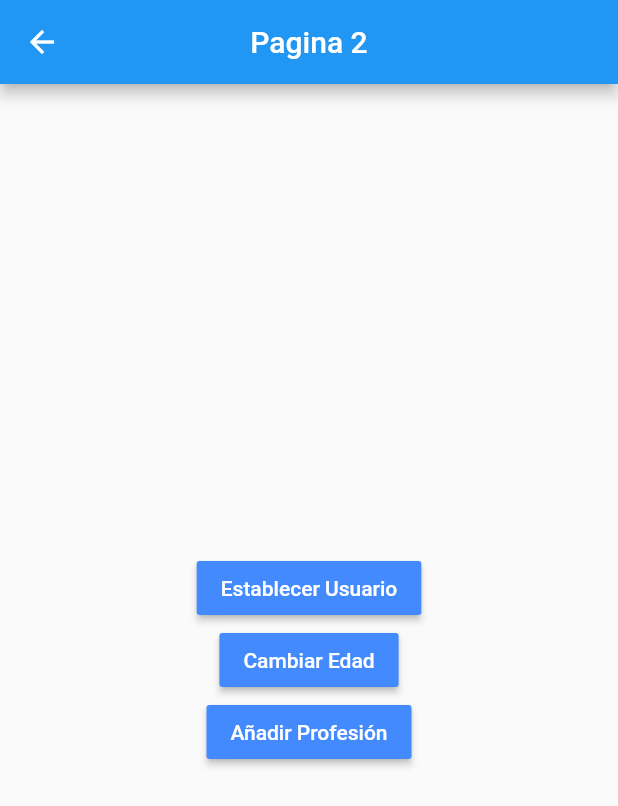
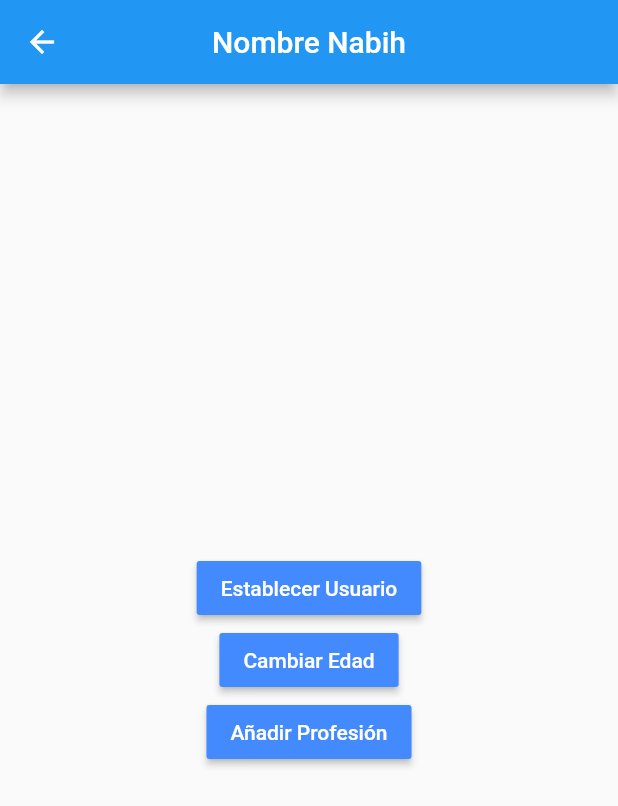
Before and after one commit to NabihUzcategui/Flutter-Estados, a Flutter app: the Pagina2Page screen opened by its route, after a tap on "Establecer Usuario", on a phone screen of 412 x 824 dp. Shown: the top 806 px of the screen. Run offline on Flutter 3.47's test engine with Material 2 defaults, Android fonts, the phone set to English and light mode, and no system bars; accounts and stored records are empty.

Commit message:
Fin Singleton

```diff
--- a/lib/models/usuario.dart
+++ b/lib/models/usuario.dart
@@ -2,12 +2,12 @@
 
 class Usuario {
   String nombre;
-  int edad;
-  List<String> profesiones;
+  int? edad;
+  List<String>? profesiones;
 
   Usuario({
     required this.nombre,
-    required this.edad,
-    required this.profesiones,
+    this.edad,
+    this.profesiones,
   });
 }
--- a/lib/pages/pagina1_page.dart
+++ b/lib/pages/pagina1_page.dart
@@ -1,6 +1,8 @@
 // ignore_for_file: prefer_const_constructors, prefer_const_literals_to_create_immutables
 
 import 'package:flutter/material.dart';
+import 'package:flutter_estados/models/usuario.dart';
+import 'package:flutter_estados/services/usuario_service.dart';
 
 class Pagina1Page extends StatelessWidget {
   const Pagina1Page({Key? key}) : super(key: key);
@@ -12,7 +14,16 @@ class Pagina1Page extends StatelessWidget {
         centerTitle: true,
         title: const Text('Pagina 1'),
       ),
-      body: const InformacionUsuario(),
+      body: StreamBuilder(
+        stream: usuarioService.usuarioStream,
+        builder: (BuildContext context, AsyncSnapshot<Usuario> snapshot) {
+          return snapshot.hasData
+              ? InformacionUsuario(snapshot.data)
+              : Center(
+                  child: Text('No hay información del usuario'),
+                );
+        },
+      ),
       floatingActionButton: FloatingActionButton(
         child: const Icon(Icons.android_rounded),
         onPressed: () => Navigator.pushNamed(context, 'pagina2'),
@@ -22,7 +33,9 @@ class Pagina1Page extends StatelessWidget {
 }
 
 class InformacionUsuario extends StatelessWidget {
-  const InformacionUsuario({super.key});
+  final Usuario? usuario;
+
+  const InformacionUsuario(this.usuario, {super.key});
 
   @override
   Widget build(BuildContext context) {
@@ -39,10 +52,10 @@ class InformacionUsuario extends StatelessWidget {
           ),
           Divider(),
           ListTile(
-            title: Text('Nombre: '),
+            title: Text('Nombre: ${usuario?.nombre}'),
           ),
           ListTile(
-            title: Text('Edad: '),
+            title: Text('Edad: ${usuario?.edad}'),
           ),
           Text(
             'Profesiones',
@@ -53,10 +66,10 @@ class InformacionUsuario extends StatelessWidget {
             title: Text('Profesión 1'),
           ),
           ListTile(
-            title: Text('Profesión 2'),
+            title: Text('Profesión 1'),
           ),
           ListTile(
-            title: Text('Profesión 3'),
+            title: Text('Profesión 1'),
           ),
         ],
       ),
--- a/lib/pages/pagina2_page.dart
+++ b/lib/pages/pagina2_page.dart
@@ -1,4 +1,6 @@
 import 'package:flutter/material.dart';
+import 'package:flutter_estados/models/usuario.dart';
+import 'package:flutter_estados/services/usuario_service.dart';
 
 class Pagina2Page extends StatelessWidget {
   const Pagina2Page({Key? key}) : super(key: key);
@@ -8,7 +10,14 @@ class Pagina2Page extends StatelessWidget {
     return Scaffold(
       appBar: AppBar(
         centerTitle: true,
-        title: const Text('Pagina 2'),
+        title: StreamBuilder(
+          stream: usuarioService.usuarioStream,
+          builder: (BuildContext context, AsyncSnapshot snapshot) {
+            return snapshot.hasData
+                ? Text('Nombre ${snapshot.data.nombre}')
+                : Text('Pagina 2');
+          },
+        ),
       ),
       body: Center(
         child: Column(
@@ -16,7 +25,13 @@ class Pagina2Page extends StatelessWidget {
           children: [
             MaterialButton(
               color: Colors.blueAccent,
-              onPressed: () {},
+              onPressed: () {
+                final nuevoUsuario = Usuario(
+                  nombre: 'Nabih',
+                  edad: 45,
+                );
+                usuarioService.cargarUsuario(nuevoUsuario);
+              },
               child: const Text(
                 'Establecer Usuario',
                 style: TextStyle(color: Colors.white),
@@ -24,7 +39,9 @@ class Pagina2Page extends StatelessWidget {
             ),
             MaterialButton(
               color: Colors.blueAccent,
-              onPressed: () {},
+              onPressed: () {
+                usuarioService.cambiarEdad(35);
+              },
               child: const Text(
                 'Cambiar Edad',
                 style: TextStyle(color: Colors.white),
--- /dev/null
+++ b/lib/services/usuario_service.dart
@@ -0,0 +1,30 @@
+import 'dart:async';
+
+import 'package:flutter_estados/models/usuario.dart';
+
+class _UsusarioService {
+  Usuario? _usuario;
+
+  final StreamController<Usuario> _usuarioStreamController =
+      StreamController<Usuario>.broadcast();
+
+  Usuario? get usuario => _usuario;
+  bool get existeUsuario => (_usuario != null) ? true : false;
+  Stream<Usuario> get usuarioStream => _usuarioStreamController.stream;
+
+  void cargarUsuario(Usuario user) {
+    _usuario = user;
+    _usuarioStreamController.add(user);
+  }
+
+  void cambiarEdad(int edad) {
+    _usuario?.edad = edad;
+    _usuarioStreamController.add(_usuario!);
+  }
+
+  dispose() {
+    _usuarioStreamController.close();
+  }
+}
+
+final usuarioService = _UsusarioService();
```
